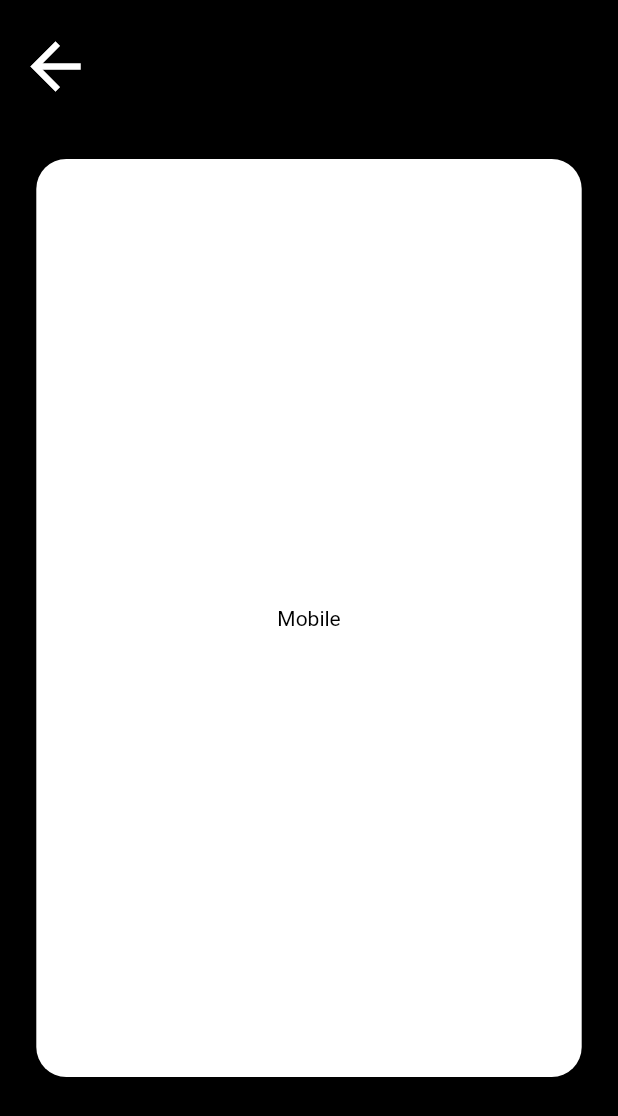
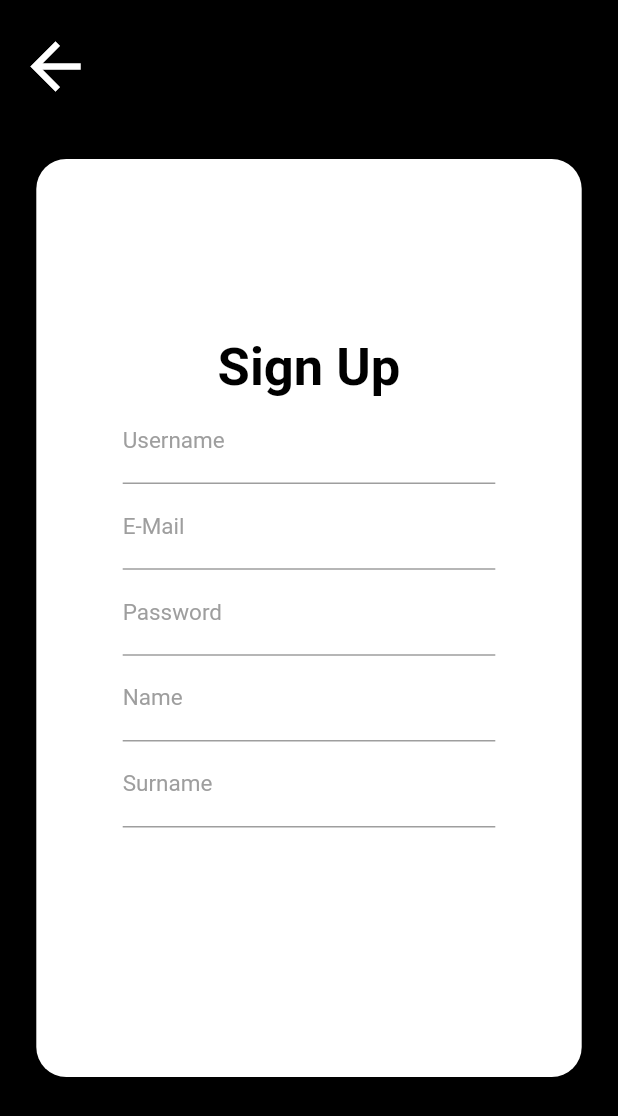
Before and after one commit to ShuiX/FlowSurvey, a Flutter app: the SignUp screen opened directly, on a phone screen of 412 x 824 dp. Shown: the top 1116 px of the screen. Run offline on Flutter 3.47's test engine with Material 2 defaults, Android fonts, the phone set to English and light mode, and no system bars; missing offline and left inert: firebase; accounts and stored records are empty.

Commit message:
finished mobile view

```diff
--- a/lib/pages/accountApp.dart
+++ b/lib/pages/accountApp.dart
@@ -471,9 +471,10 @@ class _SignUpState extends State<SignUp> {
       TextEditingController textEditingController,
       bool obsecure,
       String hintText,
-      bool validation) {
+      bool validation,
+      double widthFactor) {
     return Container(
-      width: MediaQuery.of(context).size.width * 0.2,
+      width: MediaQuery.of(context).size.width * widthFactor,
       padding: EdgeInsets.symmetric(horizontal: 20),
       child: TextField(
         obscureText: obsecure,
@@ -512,16 +513,80 @@ class _SignUpState extends State<SignUp> {
 
   Widget _signUpWindowMobile(double titleSize, double textSize) {
     return Center(
-      child: Row(
+      child: SingleChildScrollView(
+        child: Column(
           mainAxisAlignment: MainAxisAlignment.center,
           children: [
             Text(
-            "Mobile",
+              "Sign Up",
               style: TextStyle(
                 color: Colors.black,
+                fontSize: titleSize,
+                fontWeight: FontWeight.bold,
+              ),
+              textAlign: TextAlign.center,
+            ),
+            _inputText(
+              "Username",
+              titleSize,
+              textSize,
+              _usernameTextController,
+              false,
+              "Create your Username here",
+              _usernameValid,
+              0.7,
+            ),
+            _inputText(
+              "E-Mail",
+              titleSize,
+              textSize,
+              _emailTextController,
+              false,
+              "Enter your E-Mail",
+              _emailValid,
+              0.7,
+            ),
+            _inputText(
+              "Password",
+              titleSize,
+              textSize,
+              _passwordTextController,
+              true,
+              "Enter a Password",
+              _passwordValid,
+              0.7,
+            ),
+            _inputText(
+              "Name",
+              titleSize,
+              textSize,
+              _nameTextController,
+              false,
+              "Enter Name here",
+              _nameValid,
+              0.7,
+            ),
+            _inputText(
+              "Surname",
+              titleSize,
+              textSize,
+              _surnameTextController,
+              false,
+              "Enter Surname here",
+              _surnameValid,
+              0.7,
+            ),
+            AnimatedOpacity(
+              opacity: _submitOpacity,
+              duration: Duration(milliseconds: 500),
+              child: RaisedButton(
+                child: Text("Submit"),
+                color: Colors.blue,
+                onPressed: () => _signUp(),
               ),
             ),
           ],
+        ),
       ),
     );
   }
@@ -582,6 +647,7 @@ class _SignUpState extends State<SignUp> {
                   false,
                   "Create your Username here",
                   _usernameValid,
+                  0.2,
                 ),
                 _inputText(
                   "E-Mail",
@@ -591,6 +657,7 @@ class _SignUpState extends State<SignUp> {
                   false,
                   "Enter your E-Mail",
                   _emailValid,
+                  0.2,
                 ),
                 _inputText(
                   "Password",
@@ -600,6 +667,7 @@ class _SignUpState extends State<SignUp> {
                   true,
                   "Enter a Password",
                   _passwordValid,
+                  0.2,
                 ),
                 _inputText(
                   "Name",
@@ -609,6 +677,7 @@ class _SignUpState extends State<SignUp> {
                   false,
                   "Enter Name here",
                   _nameValid,
+                  0.2,
                 ),
                 _inputText(
                   "Surname",
@@ -618,8 +687,8 @@ class _SignUpState extends State<SignUp> {
                   false,
                   "Enter Surname here",
                   _surnameValid,
+                  0.2,
                 ),
-                RaisedButton(onPressed: null)
               ],
             ),
           ),
```
Lines whose indentation alone changed are shown as unchanged.
